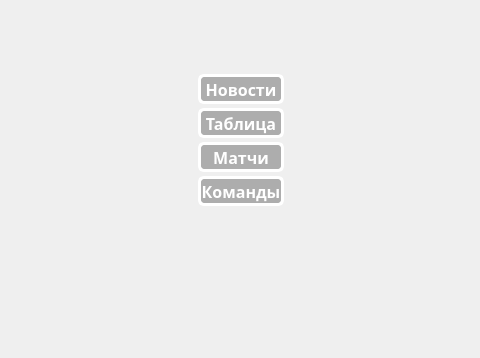
First picture: the form in GUI/first.ui, repository Assert1veUser/Sports_on_the_couch, before the edit; both pictures show x 170 to 650 and y 142 to 500 of the 800 by 500 pixel window.
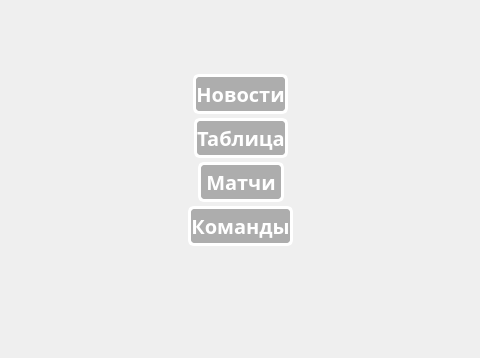
Second picture: the form after the edit. Icons and pictures are not drawn.

The edit to the form file:
```diff
--- a/GUI/first.ui
+++ b/GUI/first.ui
@@ -160,19 +160,19 @@
            <property name="minimumSize">
             <size>
              <width>86</width>
-             <height>30</height>
+             <height>40</height>
             </size>
            </property>
            <property name="maximumSize">
             <size>
-             <width>100</width>
-             <height>16777215</height>
+             <width>150</width>
+             <height>40</height>
             </size>
            </property>
            <property name="font">
             <font>
              <family>Impact</family>
-             <pointsize>12</pointsize>
+             <pointsize>15</pointsize>
              <weight>75</weight>
              <italic>false</italic>
              <bold>true</bold>
@@ -187,6 +187,12 @@
            <property name="text">
             <string>Новости</string>
            </property>
+           <property name="iconSize">
+            <size>
+             <width>12</width>
+             <height>12</height>
+            </size>
+           </property>
           </widget>
          </item>
          <item alignment="Qt::AlignHCenter">
@@ -194,19 +200,19 @@
            <property name="minimumSize">
             <size>
              <width>86</width>
-             <height>30</height>
+             <height>40</height>
             </size>
            </property>
            <property name="maximumSize">
             <size>
-             <width>100</width>
-             <height>16777215</height>
+             <width>150</width>
+             <height>40</height>
             </size>
            </property>
            <property name="font">
             <font>
              <family>Impact</family>
-             <pointsize>12</pointsize>
+             <pointsize>15</pointsize>
              <weight>75</weight>
              <italic>false</italic>
              <bold>true</bold>
@@ -227,19 +233,19 @@
            <property name="minimumSize">
             <size>
              <width>86</width>
-             <height>30</height>
+             <height>40</height>
             </size>
            </property>
            <property name="maximumSize">
             <size>
-             <width>100</width>
-             <height>16777215</height>
+             <width>50</width>
+             <height>40</height>
             </size>
            </property>
            <property name="font">
             <font>
              <family>Impact</family>
-             <pointsize>12</pointsize>
+             <pointsize>15</pointsize>
              <weight>75</weight>
              <italic>false</italic>
              <bold>true</bold>
@@ -260,19 +266,19 @@
            <property name="minimumSize">
             <size>
              <width>86</width>
-             <height>30</height>
+             <height>40</height>
             </size>
            </property>
            <property name="maximumSize">
             <size>
-             <width>100</width>
-             <height>16777215</height>
+             <width>150</width>
+             <height>40</height>
             </size>
            </property>
            <property name="font">
             <font>
              <family>Impact</family>
-             <pointsize>12</pointsize>
+             <pointsize>15</pointsize>
              <weight>75</weight>
              <italic>false</italic>
              <bold>true</bold>
```
